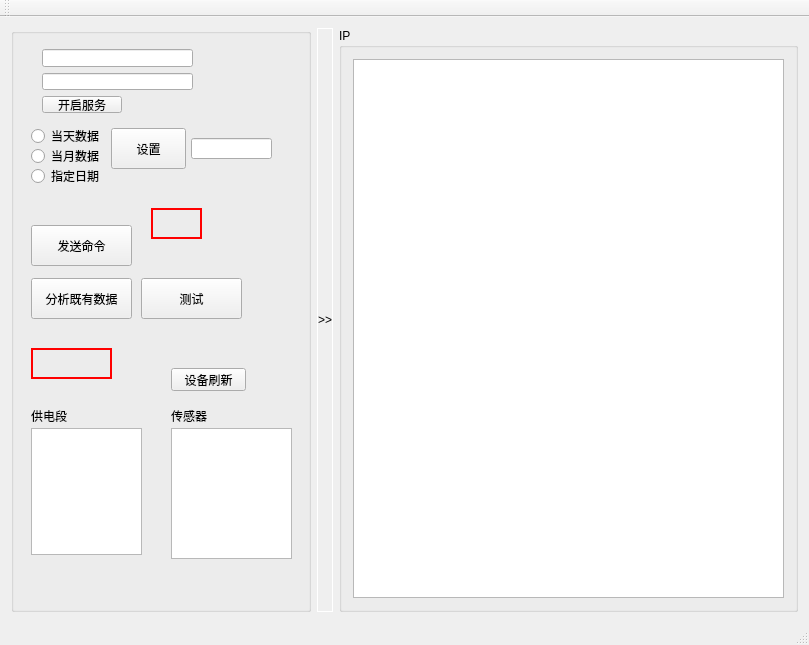
Qt form mainwindow.ui (gethope5/wireServer) before a commit.
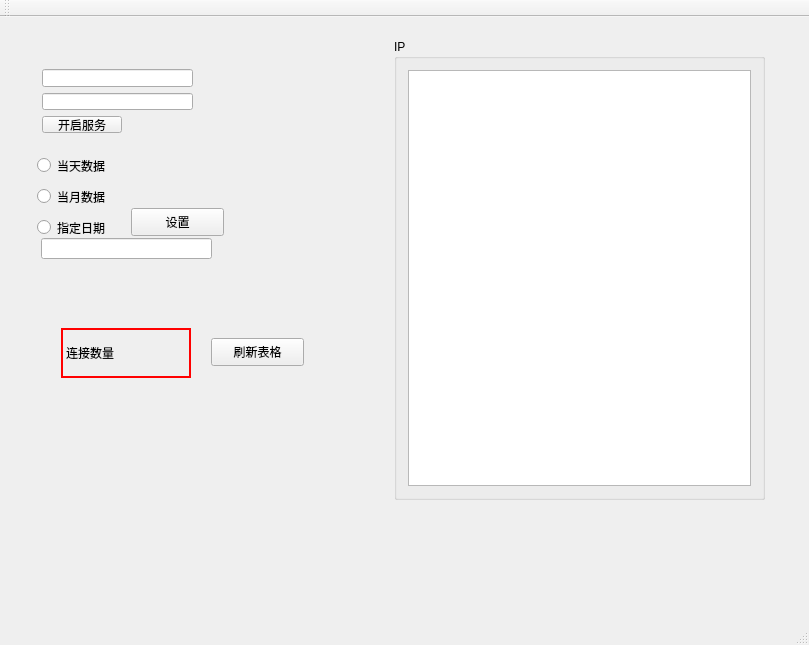
The same form after that commit. The open tabs and pages were chosen to show the change. Custom widgets are drawn as their Qt base class.

Commit message: 郑州6c数据完成配置

```diff
--- a/mainwindow.ui
+++ b/mainwindow.ui
@@ -16,36 +16,49 @@
   <widget class="QWidget" name="centralWidget">
    <layout class="QGridLayout" name="gridLayout_2">
     <item row="0" column="0">
-     <widget class="QGroupBox" name="groupBox_2">
+     <widget class="QStackedWidget" name="stackedWidget">
+      <property name="currentIndex">
+       <number>1</number>
+      </property>
+      <widget class="QWidget" name="page">
+       <widget class="QGroupBox" name="groupBox">
+        <property name="geometry">
+         <rect>
+          <x>383</x>
+          <y>11</y>
+          <width>371</width>
+          <height>461</height>
+         </rect>
+        </property>
+        <property name="title">
+         <string>IP</string>
+        </property>
+        <layout class="QGridLayout" name="gridLayout">
+         <item row="0" column="0">
+          <widget class="QTableView" name="tbIP">
       <property name="minimumSize">
        <size>
         <width>300</width>
         <height>0</height>
        </size>
       </property>
-      <property name="title">
-       <string/>
-      </property>
-      <widget class="QLabel" name="label">
+          </widget>
+         </item>
+        </layout>
+       </widget>
+       <widget class="QWidget" name="widget" native="true">
        <property name="geometry">
         <rect>
-         <x>20</x>
-         <y>320</y>
-         <width>81</width>
-         <height>31</height>
-        </rect>
-       </property>
-       <property name="styleSheet">
-        <string notr="true">border:2px solid red</string>
-       </property>
-       <property name="text">
-        <string/>
-       </property>
-      </widget>
+          <x>10</x>
+          <y>20</y>
+          <width>311</width>
+          <height>361</height>
+         </rect>
+        </property>
       <widget class="QWidget" name="layoutWidget">
        <property name="geometry">
         <rect>
-         <x>20</x>
+           <x>10</x>
          <y>10</y>
          <width>173</width>
          <height>86</height>
@@ -73,99 +86,49 @@
         </item>
        </layout>
       </widget>
-      <widget class="QPushButton" name="test">
+        <widget class="QLineEdit" name="lneDate">
        <property name="geometry">
         <rect>
          <x>20</x>
-         <y>197</y>
-         <width>101</width>
-         <height>41</height>
-        </rect>
-       </property>
-       <property name="sizePolicy">
-        <sizepolicy hsizetype="Fixed" vsizetype="Fixed">
-         <horstretch>0</horstretch>
-         <verstretch>0</verstretch>
-        </sizepolicy>
-       </property>
-       <property name="text">
-        <string>发送命令</string>
-       </property>
-      </widget>
-      <widget class="QPushButton" name="pbtnAnalysis">
-       <property name="geometry">
-        <rect>
-         <x>20</x>
-         <y>250</y>
-         <width>101</width>
-         <height>41</height>
-        </rect>
-       </property>
-       <property name="sizePolicy">
-        <sizepolicy hsizetype="Fixed" vsizetype="Fixed">
-         <horstretch>0</horstretch>
-         <verstretch>0</verstretch>
-        </sizepolicy>
-       </property>
-       <property name="text">
-        <string>分析既有数据</string>
-       </property>
-      </widget>
-      <widget class="QLabel" name="lblCurIndex">
-       <property name="geometry">
-        <rect>
-         <x>140</x>
-         <y>180</y>
-         <width>51</width>
-         <height>31</height>
-        </rect>
-       </property>
-       <property name="styleSheet">
-        <string notr="true">border:2px solid red</string>
-       </property>
-       <property name="text">
-        <string/>
-       </property>
-      </widget>
-      <widget class="QPushButton" name="test_2">
-       <property name="geometry">
-        <rect>
-         <x>130</x>
-         <y>250</y>
-         <width>101</width>
-         <height>41</height>
-        </rect>
-       </property>
-       <property name="sizePolicy">
-        <sizepolicy hsizetype="Fixed" vsizetype="Fixed">
-         <horstretch>0</horstretch>
-         <verstretch>0</verstretch>
-        </sizepolicy>
-       </property>
-       <property name="text">
-        <string>测试</string>
+           <y>190</y>
+           <width>171</width>
+           <height>21</height>
+          </rect>
        </property>
       </widget>
       <widget class="QRadioButton" name="rdbCurDay">
        <property name="geometry">
         <rect>
-         <x>20</x>
-         <y>100</y>
-         <width>89</width>
-         <height>16</height>
+           <x>16</x>
+           <y>108</y>
+           <width>87</width>
+           <height>19</height>
         </rect>
        </property>
        <property name="text">
         <string>当天数据</string>
        </property>
       </widget>
+        <widget class="QPushButton" name="pbtnSetDate">
+         <property name="geometry">
+          <rect>
+           <x>110</x>
+           <y>160</y>
+           <width>93</width>
+           <height>28</height>
+          </rect>
+         </property>
+         <property name="text">
+          <string>设置</string>
+         </property>
+        </widget>
       <widget class="QRadioButton" name="rdbCurMonth">
        <property name="geometry">
         <rect>
-         <x>20</x>
-         <y>120</y>
-         <width>89</width>
-         <height>16</height>
+           <x>16</x>
+           <y>139</y>
+           <width>87</width>
+           <height>19</height>
         </rect>
        </property>
        <property name="text">
@@ -175,84 +138,98 @@
       <widget class="QRadioButton" name="rdbOther">
        <property name="geometry">
         <rect>
-         <x>20</x>
-         <y>140</y>
-         <width>89</width>
-         <height>16</height>
+           <x>16</x>
+           <y>170</y>
+           <width>87</width>
+           <height>19</height>
         </rect>
        </property>
        <property name="text">
         <string>指定日期</string>
        </property>
       </widget>
-      <widget class="QPushButton" name="pbtnSetDate">
+        <widget class="QLabel" name="label">
        <property name="geometry">
         <rect>
-         <x>100</x>
-         <y>100</y>
-         <width>75</width>
-         <height>41</height>
-        </rect>
-       </property>
+           <x>40</x>
+           <y>280</y>
+           <width>130</width>
+           <height>50</height>
+          </rect>
+         </property>
+         <property name="minimumSize">
+          <size>
+           <width>130</width>
+           <height>50</height>
+          </size>
+         </property>
+         <property name="styleSheet">
+          <string notr="true">border:2px solid red</string>
+         </property>
        <property name="text">
-        <string>设置</string>
-       </property>
-      </widget>
-      <widget class="QLineEdit" name="lneDate">
+          <string>连接数量</string>
+         </property>
+        </widget>
+        <widget class="QPushButton" name="pbtnUpdateTable">
        <property name="geometry">
         <rect>
-         <x>180</x>
-         <y>110</y>
-         <width>81</width>
-         <height>21</height>
-        </rect>
-       </property>
-      </widget>
+           <x>190</x>
+           <y>290</y>
+           <width>93</width>
+           <height>28</height>
+          </rect>
+         </property>
+         <property name="sizePolicy">
+          <sizepolicy hsizetype="Fixed" vsizetype="Fixed">
+           <horstretch>0</horstretch>
+           <verstretch>0</verstretch>
+          </sizepolicy>
+         </property>
+         <property name="text">
+          <string>刷新表格</string>
+         </property>
+        </widget>
+       </widget>
+      </widget>
+      <widget class="QWidget" name="page_2">
       <widget class="QPushButton" name="pbtnReflash">
        <property name="geometry">
         <rect>
-         <x>160</x>
-         <y>340</y>
-         <width>75</width>
-         <height>23</height>
+          <x>70</x>
+          <y>22</y>
+          <width>101</width>
+          <height>41</height>
         </rect>
        </property>
        <property name="text">
-        <string>设备刷新</string>
-       </property>
-      </widget>
-      <widget class="QLabel" name="label_3">
-       <property name="geometry">
-        <rect>
-         <x>160</x>
-         <y>380</y>
-         <width>72</width>
-         <height>15</height>
-        </rect>
-       </property>
-       <property name="text">
-        <string>传感器</string>
+         <string>1设备刷新</string>
        </property>
       </widget>
       <widget class="QListWidget" name="lsDeviceType">
        <property name="geometry">
         <rect>
-         <x>160</x>
-         <y>400</y>
+          <x>210</x>
+          <y>230</y>
          <width>121</width>
          <height>131</height>
         </rect>
        </property>
       </widget>
-      <widget class="QLabel" name="label_2">
+       <widget class="QPushButton" name="test_2">
        <property name="geometry">
         <rect>
-         <x>20</x>
-         <y>380</y>
-         <width>72</width>
-         <height>15</height>
-        </rect>
-       </property>
+          <x>180</x>
+          <y>80</y>
+          <width>101</width>
+          <height>41</height>
+         </rect>
+        </property>
+        <property name="sizePolicy">
+         <sizepolicy hsizetype="Fixed" vsizetype="Fixed">
+          <horstretch>0</horstretch>
+          <verstretch>0</verstretch>
+         </sizepolicy>
+        </property>
        <property name="text">
         <string>供电段</string>
        </property>
@@ -260,61 +237,75 @@
       <widget class="QListWidget" name="lsDepartment">
        <property name="geometry">
         <rect>
-         <x>20</x>
-         <y>400</y>
+          <x>70</x>
+          <y>230</y>
          <width>111</width>
          <height>127</height>
         </rect>
        </property>
       </widget>
-     </widget>
-    </item>
-    <item row="0" column="1">
-     <widget class="expandPushButton" name="pbtnUIExpand">
+       <widget class="QLabel" name="label_3">
+        <property name="geometry">
+         <rect>
+          <x>210</x>
+          <y>210</y>
+          <width>72</width>
+          <height>15</height>
+         </rect>
+        </property>
+        <property name="text">
+         <string>传感器</string>
+        </property>
+       </widget>
+       <widget class="QPushButton" name="pbtnAnalysis">
+        <property name="geometry">
+         <rect>
+          <x>70</x>
+          <y>80</y>
+          <width>101</width>
+          <height>41</height>
+         </rect>
+        </property>
       <property name="sizePolicy">
-       <sizepolicy hsizetype="Fixed" vsizetype="Preferred">
+         <sizepolicy hsizetype="Fixed" vsizetype="Fixed">
         <horstretch>0</horstretch>
         <verstretch>0</verstretch>
        </sizepolicy>
       </property>
-      <property name="minimumSize">
-       <size>
-        <width>0</width>
-        <height>0</height>
-       </size>
-      </property>
-      <property name="maximumSize">
-       <size>
-        <width>20</width>
-        <height>16777215</height>
-       </size>
+        <property name="text">
+         <string>2 开始分析</string>
+        </property>
+       </widget>
+       <widget class="QLabel" name="label_2">
+        <property name="geometry">
+         <rect>
+          <x>70</x>
+          <y>210</y>
+          <width>72</width>
+          <height>15</height>
+         </rect>
+        </property>
+        <property name="text">
+         <string>供电段</string>
+        </property>
+       </widget>
+       <widget class="QLabel" name="lblCurIndex">
+        <property name="geometry">
+         <rect>
+          <x>80</x>
+          <y>390</y>
+          <width>61</width>
+          <height>21</height>
+         </rect>
       </property>
       <property name="styleSheet">
-       <string notr="true">border:1px solid;
-border-color: rgb(255, 255, 255);</string>
+         <string notr="true">border:2px solid red</string>
       </property>
       <property name="text">
-       <string>&gt;&gt;</string>
-      </property>
-     </widget>
-    </item>
-    <item row="0" column="2">
-     <widget class="QGroupBox" name="groupBox">
-      <property name="title">
-       <string>IP</string>
-      </property>
-      <layout class="QGridLayout" name="gridLayout">
-       <item row="0" column="0">
-        <widget class="QTableView" name="tbIP">
-         <property name="minimumSize">
-          <size>
-           <width>300</width>
-           <height>0</height>
-          </size>
-         </property>
-        </widget>
-       </item>
-      </layout>
+         <string/>
+        </property>
+       </widget>
+      </widget>
      </widget>
     </item>
    </layout>
@@ -340,13 +331,6 @@
   <widget class="QStatusBar" name="statusBar"/>
  </widget>
  <layoutdefault spacing="6" margin="11"/>
- <customwidgets>
-  <customwidget>
-   <class>expandPushButton</class>
-   <extends>QPushButton</extends>
-   <header location="global">expandpushbutton.h</header>
-  </customwidget>
- </customwidgets>
  <resources/>
  <connections/>
 </ui>
```
Left out of the diff: 4 changed lines with no effect on the pictures. Lines whose indentation alone changed are shown as unchanged. The commit also changes 9 other files.
